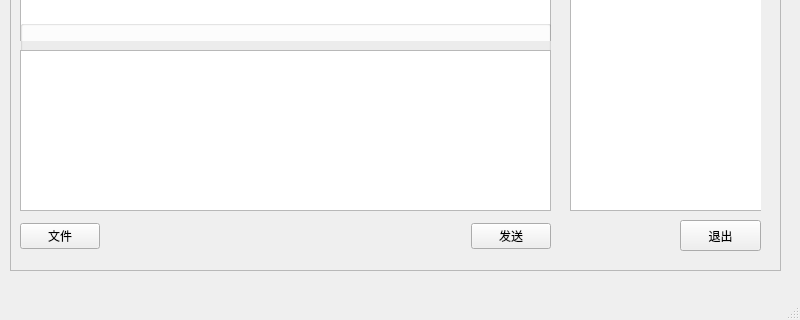
Old version of the form ui/chatWindow.ui in the repository Agwave/Chat-Socket-Python; both pictures show x 0 to 800 and y 280 to 600 of the 800 by 600 pixel window.
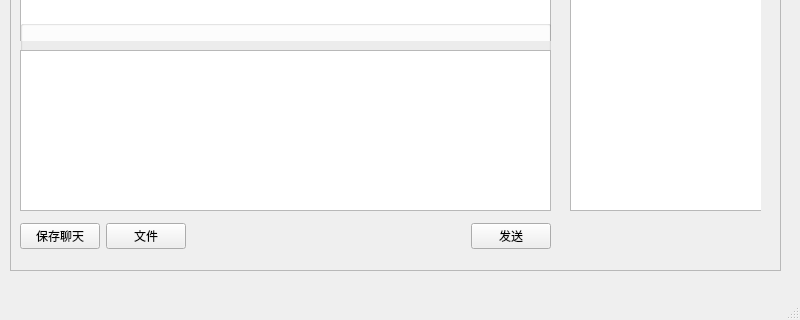
New version of the form.

Commit message: 完成保存聊天记录到数据库功能 --191123

```diff
--- a/ui/chatWindow.ui
+++ b/ui/chatWindow.ui
@@ -121,6 +121,13 @@
       <item>
        <widget class="QPushButton" name="pushButton_2">
         <property name="text">
+         <string>保存聊天</string>
+        </property>
+       </widget>
+      </item>
+      <item>
+       <widget class="QPushButton" name="pushButton_3">
+        <property name="text">
          <string>文件</string>
         </property>
        </widget>
@@ -147,19 +154,6 @@
       </item>
      </layout>
     </widget>
-    <widget class="QPushButton" name="pushButton_3">
-     <property name="geometry">
-      <rect>
-       <x>670</x>
-       <y>480</y>
-       <width>81</width>
-       <height>31</height>
-      </rect>
-     </property>
-     <property name="text">
-      <string>退出</string>
-     </property>
-    </widget>
    </widget>
   </widget>
   <widget class="QMenuBar" name="menubar">
```
The commit also changes 4 other files.
